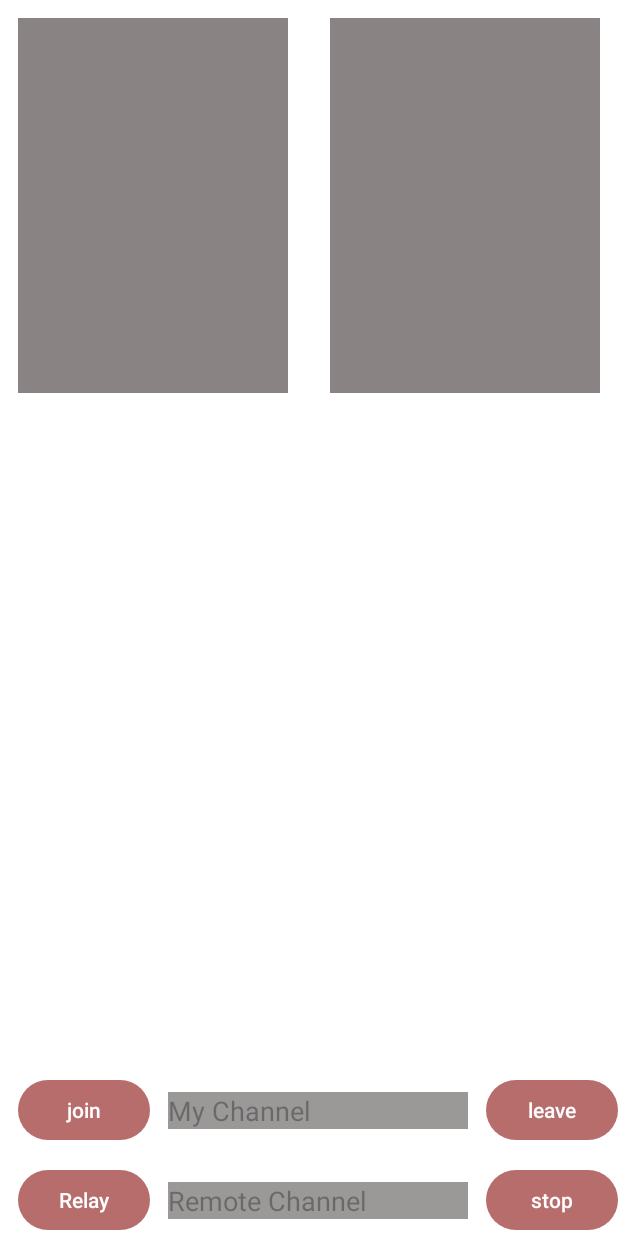
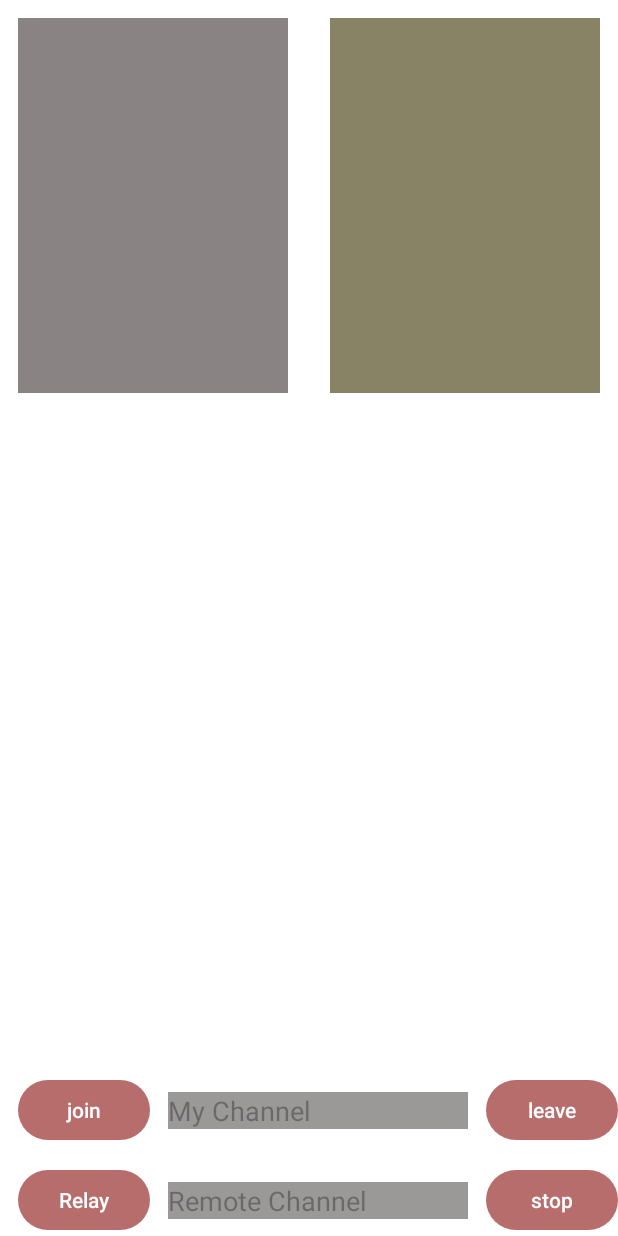
Before and after one commit to rokon-mdb/circleTest, an Android app: the layout activity_main.xml on its own in the app's theme, with its tools: preview values and no code run, on a phone screen of 412 x 824 dp. Run offline under Robolectric (Android 15) with nearby library versions, the phone set to English and light mode, and no system bars.

Commit message:
11 add in new

```diff
--- a/app/src/main/res/layout/activity_main.xml
+++ b/app/src/main/res/layout/activity_main.xml
@@ -15,6 +15,7 @@
         android:layout_marginTop="12dp"
         android:layout_marginEnd="12dp"
         android:background="#898383"
+        android:backgroundTint="#898366"
         app:layout_constraintEnd_toEndOf="parent"
         app:layout_constraintTop_toTopOf="parent" />
 
```
